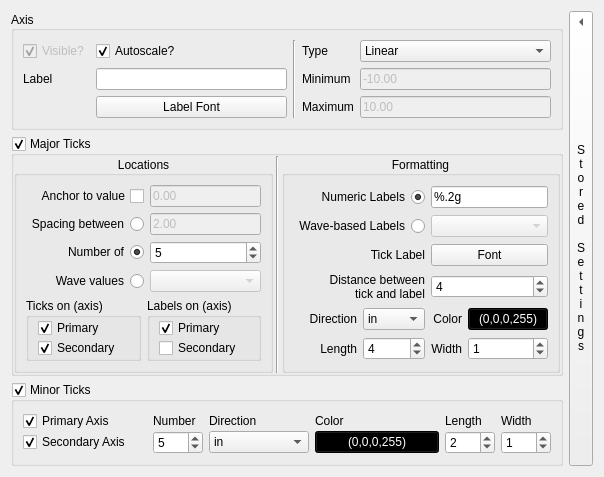
First picture: the form in src/ui/Ui_ScatterPlotAxis.ui, repository bbreslauer/PySciPlot, before the edit.
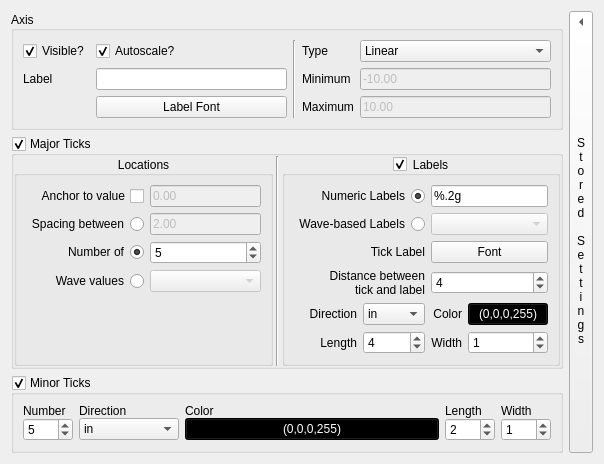
Second picture: the form after the edit. Custom widgets are drawn as their Qt base class.

Commit message: WIP, does not work currently. Need to modify Plot.py a little bit, but doing this so that I can stash other edits while committing some.

Diff of the .ui file:
```diff
--- a/src/ui/Ui_ScatterPlotAxis.ui
+++ b/src/ui/Ui_ScatterPlotAxis.ui
@@ -38,7 +38,7 @@
       <item row="0" column="0">
        <widget class="QCheckBox" name="visible">
         <property name="enabled">
-         <bool>false</bool>
+         <bool>true</bool>
         </property>
         <property name="text">
          <string>Visible?</string>
@@ -184,79 +184,6 @@
          <bool>true</bool>
         </property>
         <layout class="QGridLayout" name="gridLayout">
-         <item row="4" column="0">
-          <widget class="QGroupBox" name="groupBox_9">
-           <property name="title">
-            <string>Ticks on (axis)</string>
-           </property>
-           <layout class="QVBoxLayout" name="verticalLayout_7">
-            <property name="spacing">
-             <number>0</number>
-            </property>
-            <property name="topMargin">
-             <number>0</number>
-            </property>
-            <property name="bottomMargin">
-             <number>0</number>
-            </property>
-            <item>
-             <widget class="QCheckBox" name="majorTicksDisplayPrimary">
-              <property name="text">
-               <string>Primary</string>
-              </property>
-              <property name="checked">
-               <bool>true</bool>
-              </property>
-             </widget>
-            </item>
-            <item>
-             <widget class="QCheckBox" name="majorTicksDisplaySecondary">
-              <property name="text">
-               <string>Secondary</string>
-              </property>
-              <property name="checked">
-               <bool>true</bool>
-              </property>
-             </widget>
-            </item>
-           </layout>
-          </widget>
-         </item>
-         <item row="4" column="1">
-          <widget class="QGroupBox" name="groupBox_10">
-           <property name="title">
-            <string>Labels on (axis)</string>
-           </property>
-           <layout class="QVBoxLayout" name="verticalLayout_8">
-            <property name="spacing">
-             <number>0</number>
-            </property>
-            <property name="topMargin">
-             <number>0</number>
-            </property>
-            <property name="bottomMargin">
-             <number>0</number>
-            </property>
-            <item>
-             <widget class="QCheckBox" name="majorTicksLabelDisplayPrimary">
-              <property name="text">
-               <string>Primary</string>
-              </property>
-              <property name="checked">
-               <bool>true</bool>
-              </property>
-             </widget>
-            </item>
-            <item>
-             <widget class="QCheckBox" name="majorTicksLabelDisplaySecondary">
-              <property name="text">
-               <string>Secondary</string>
-              </property>
-             </widget>
-            </item>
-           </layout>
-          </widget>
-         </item>
          <item row="0" column="0" colspan="2">
           <widget class="QStackedWidget" name="majorTicksLocationsStackedWidget">
            <property name="currentIndex">
@@ -405,6 +332,19 @@
            </widget>
           </widget>
          </item>
+         <item row="1" column="0">
+          <spacer name="verticalSpacer_2">
+           <property name="orientation">
+            <enum>Qt::Vertical</enum>
+           </property>
+           <property name="sizeHint" stdset="0">
+            <size>
+             <width>20</width>
+             <height>40</height>
+            </size>
+           </property>
+          </spacer>
+         </item>
         </layout>
        </widget>
       </item>
@@ -418,7 +358,7 @@
       <item row="0" column="5">
        <widget class="QGroupBox" name="groupBox_3">
         <property name="title">
-         <string>Formatting</string>
+         <string>Labels</string>
         </property>
         <property name="alignment">
          <set>Qt::AlignCenter</set>
@@ -426,6 +366,9 @@
         <property name="flat">
          <bool>true</bool>
         </property>
+        <property name="checkable">
+         <bool>true</bool>
+        </property>
         <layout class="QGridLayout" name="gridLayout_2">
          <item row="3" column="0" colspan="2">
           <widget class="QLabel" name="label_30">
@@ -618,16 +561,6 @@
        <number>0</number>
       </property>
       <item row="0" column="0">
-       <widget class="QCheckBox" name="minorTicksDisplayPrimary">
-        <property name="text">
-         <string>Primary Axis</string>
-        </property>
-        <property name="checked">
-         <bool>true</bool>
-        </property>
-       </widget>
-      </item>
-      <item row="0" column="1">
        <widget class="QLabel" name="label_26">
         <property name="text">
          <string>Number</string>
@@ -637,7 +570,7 @@
         </property>
        </widget>
       </item>
-      <item row="0" column="2">
+      <item row="0" column="1">
        <widget class="QLabel" name="label_23">
         <property name="text">
          <string>Direction</string>
@@ -647,7 +580,7 @@
         </property>
        </widget>
       </item>
-      <item row="0" column="3">
+      <item row="0" column="2">
        <widget class="QLabel" name="label_24">
         <property name="text">
          <string>Color</string>
@@ -657,7 +590,7 @@
         </property>
        </widget>
       </item>
-      <item row="0" column="4">
+      <item row="0" column="3">
        <widget class="QLabel" name="label_27">
         <property name="text">
          <string>Length</string>
@@ -667,7 +600,7 @@
         </property>
        </widget>
       </item>
-      <item row="0" column="6">
+      <item row="0" column="5">
        <widget class="QLabel" name="label_28">
         <property name="text">
          <string>Width</string>
@@ -678,16 +611,6 @@
        </widget>
       </item>
       <item row="1" column="0">
-       <widget class="QCheckBox" name="minorTicksDisplaySecondary">
-        <property name="text">
-         <string>Secondary Axis</string>
-        </property>
-        <property name="checked">
-         <bool>true</bool>
-        </property>
-       </widget>
-      </item>
-      <item row="1" column="1">
        <widget class="QSpinBox" name="minorTicksNumber">
         <property name="sizePolicy">
          <sizepolicy hsizetype="Preferred" vsizetype="Fixed">
@@ -709,7 +632,7 @@
         </property>
        </widget>
       </item>
-      <item row="1" column="2">
+      <item row="1" column="1">
        <widget class="QComboBox" name="minorTicksDirection">
         <property name="maximumSize">
          <size>
@@ -729,7 +652,7 @@
         </item>
        </widget>
       </item>
-      <item row="1" column="3">
+      <item row="1" column="2">
        <widget class="QColorButton" name="minorTicksColor">
         <property name="styleSheet">
          <string notr="true">background-color: rgb(0, 0, 0);
@@ -740,7 +663,7 @@
         </property>
        </widget>
       </item>
-      <item row="1" column="4">
+      <item row="1" column="3">
        <widget class="QSpinBox" name="minorTicksLength">
         <property name="maximumSize">
          <size>
@@ -753,7 +676,7 @@
         </property>
        </widget>
       </item>
-      <item row="1" column="6">
+      <item row="1" column="5">
        <widget class="QSpinBox" name="minorTicksWidth">
         <property name="maximumSize">
          <size>
```
Left out of the diff: 2 changed lines with no effect on the pictures. The commit also changes 2 other files.
